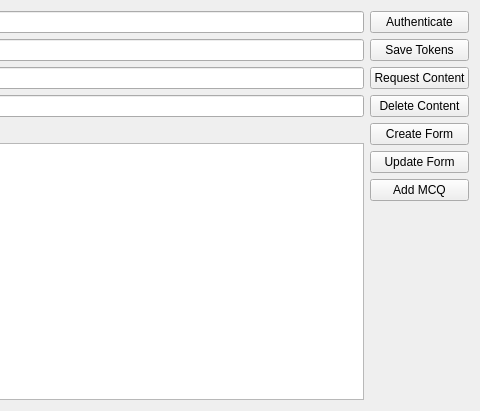
Qt form include/ez4ms.ui (M0ST4FA/DocReaderQuizzes) before a commit; both pictures show x 218 to 698 and y 0 to 411 of the 698 by 411 pixel window.
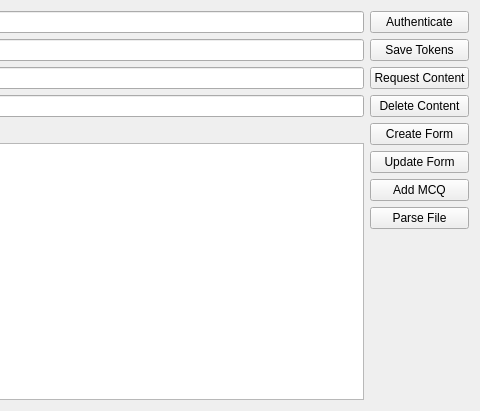
The same form after that commit.

```diff
--- a/include/ez4ms.ui
+++ b/include/ez4ms.ui
@@ -135,6 +135,13 @@
        </property>
       </widget>
      </item>
+     <item>
+      <widget class="QPushButton" name="parseFileBtn">
+       <property name="text">
+        <string>Parse File</string>
+       </property>
+      </widget>
+     </item>
      <item>
       <spacer name="verticalSpacer">
        <property name="orientation">
```
